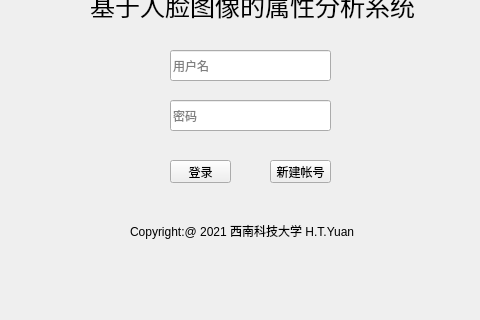
This is example(TX2)/qtsource/Win_Login.ui in HT-Yuan/Real-time-Face-attribute-analysis-platform-Based-on-deep-learning as Qt 5 draws it before an edit; both pictures show x 320 to 800 and y 130 to 450 of the 800 by 450 pixel window. The edited form follows.
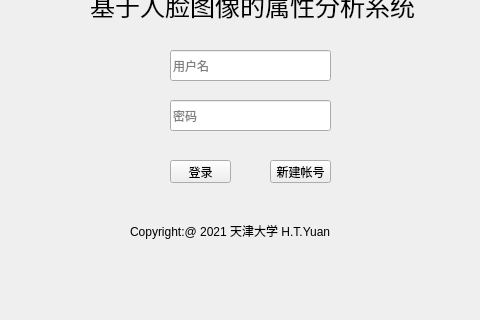
This is the edited form. Icons and pictures are not drawn.

```diff
--- a/example(TX2)/qtsource/Win_Login.ui
+++ b/example(TX2)/qtsource/Win_Login.ui
@@ -134,7 +134,7 @@
     </rect>
    </property>
    <property name="text">
-    <string>Copyright:@ 2021 西南科技大学 H.T.Yuan</string>
+    <string>Copyright:@ 2021 天津大学 H.T.Yuan</string>
    </property>
   </widget>
  </widget>
```
